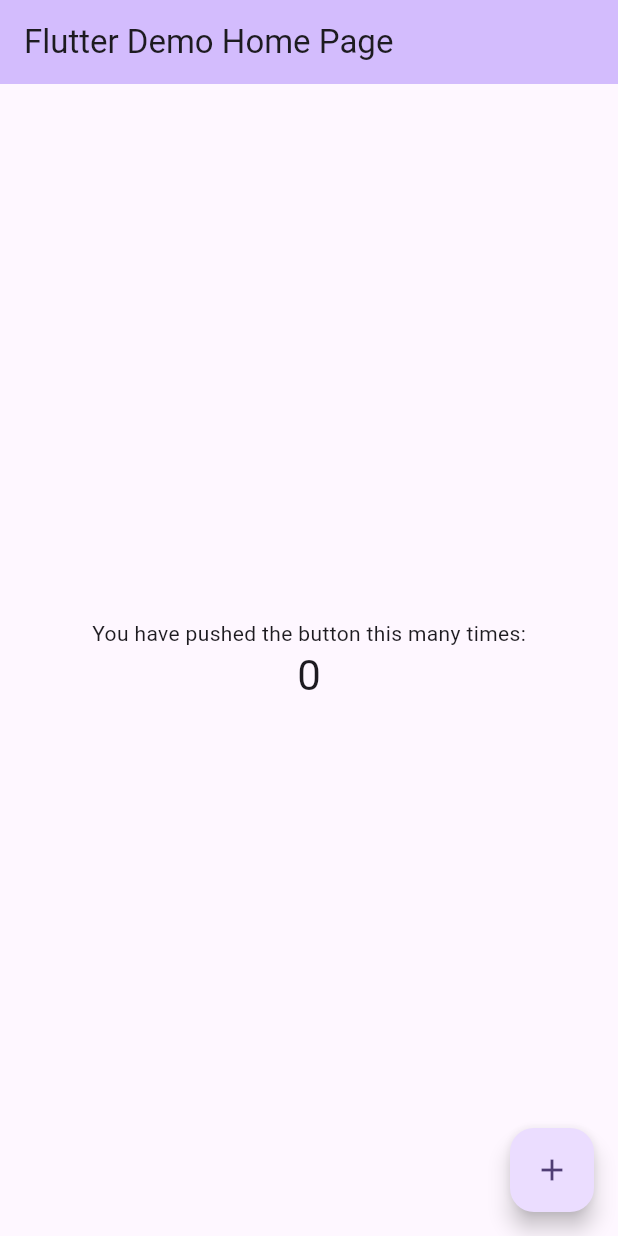
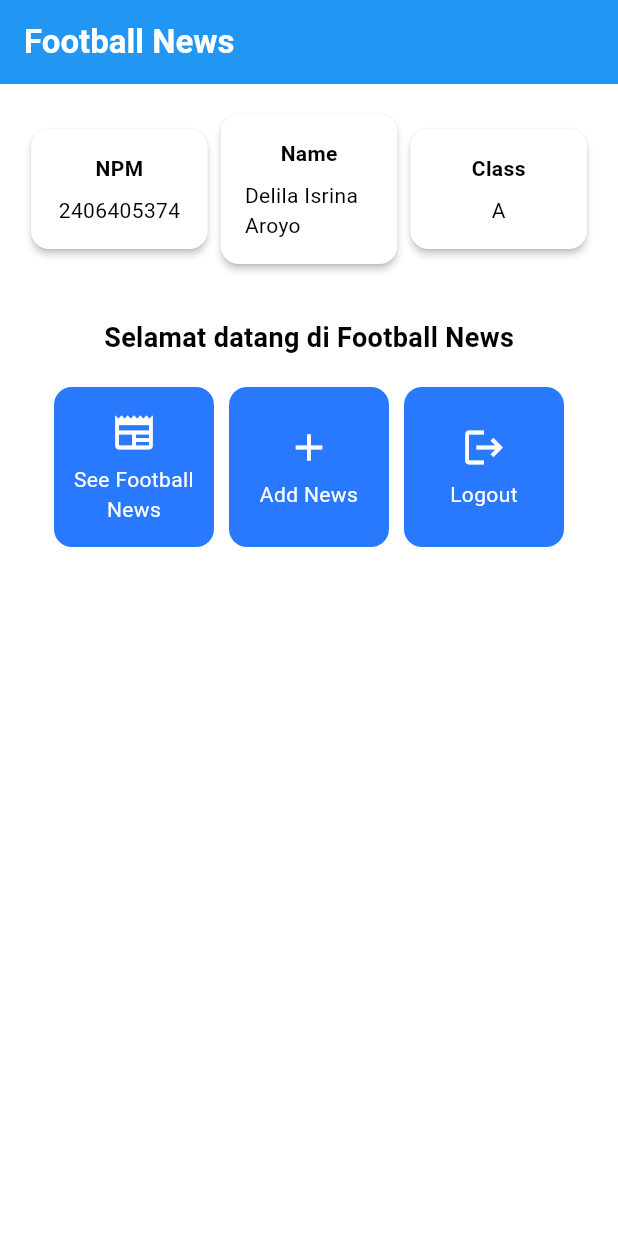
Before and after one commit to delilaisrn/football-news-mobile, a Flutter app: the screen it shows after launch, on a phone screen of 412 x 824 dp. Run offline on Flutter 3.47's test engine with Material 3 defaults, Android fonts, the phone set to English and light mode, and no system bars.

Commit message:
tutorial 6 selesai

```diff
--- a/lib/main.dart
+++ b/lib/main.dart
@@ -1,4 +1,5 @@
 import 'package:flutter/material.dart';
+import 'package:football_news/menu.dart';
 
 void main() {
   runApp(const MyApp());
@@ -13,110 +14,9 @@ class MyApp extends StatelessWidget {
     return MaterialApp(
       title: 'Flutter Demo',
       theme: ThemeData(
-        // This is the theme of your application.
-        //
-        // TRY THIS: Try running your application with "flutter run". You'll see
-        // the application has a purple toolbar. Then, without quitting the app,
-        // try changing the seedColor in the colorScheme below to Colors.green
-        // and then invoke "hot reload" (save your changes or press the "hot
-        // reload" button in a Flutter-supported IDE, or press "r" if you used
-        // the command line to start the app).
-        //
-        // Notice that the counter didn't reset back to zero; the application
-        // state is not lost during the reload. To reset the state, use hot
-        // restart instead.
-        //
-        // This works for code too, not just values: Most code changes can be
-        // tested with just a hot reload.
-        colorScheme: ColorScheme.fromSeed(seedColor: Colors.deepPurple),
+         colorScheme: ColorScheme.fromSwatch(primarySwatch: Colors.blue).copyWith(secondary: Colors.blueAccent[400]),
       ),
-      home: const MyHomePage(title: 'Flutter Demo Home Page'),
+      home: MyHomePage(colorScheme: ColorScheme.fromSwatch(primarySwatch: Colors.blue).copyWith(secondary: Colors.blueAccent[400]),),
     );
   }
 }
-
-class MyHomePage extends StatefulWidget {
-  const MyHomePage({super.key, required this.title});
-
-  // This widget is the home page of your application. It is stateful, meaning
-  // that it has a State object (defined below) that contains fields that affect
-  // how it looks.
-
-  // This class is the configuration for the state. It holds the values (in this
-  // case the title) provided by the parent (in this case the App widget) and
-  // used by the build method of the State. Fields in a Widget subclass are
-  // always marked "final".
-
-  final String title;
-
-  @override
-  State<MyHomePage> createState() => _MyHomePageState();
-}
-
-class _MyHomePageState extends State<MyHomePage> {
-  int _counter = 0;
-
-  void _incrementCounter() {
-    setState(() {
-      // This call to setState tells the Flutter framework that something has
-      // changed in this State, which causes it to rerun the build method below
-      // so that the display can reflect the updated values. If we changed
-      // _counter without calling setState(), then the build method would not be
-      // called again, and so nothing would appear to happen.
-      _counter++;
-    });
-  }
-
-  @override
-  Widget build(BuildContext context) {
-    // This method is rerun every time setState is called, for instance as done
-    // by the _incrementCounter method above.
-    //
-    // The Flutter framework has been optimized to make rerunning build methods
-    // fast, so that you can just rebuild anything that needs updating rather
-    // than having to individually change instances of widgets.
-    return Scaffold(
-      appBar: AppBar(
-        // TRY THIS: Try changing the color here to a specific color (to
-        // Colors.amber, perhaps?) and trigger a hot reload to see the AppBar
-        // change color while the other colors stay the same.
-        backgroundColor: Theme.of(context).colorScheme.inversePrimary,
-        // Here we take the value from the MyHomePage object that was created by
-        // the App.build method, and use it to set our appbar title.
-        title: Text(widget.title),
-      ),
-      body: Center(
-        // Center is a layout widget. It takes a single child and positions it
-        // in the middle of the parent.
-        child: Column(
-          // Column is also a layout widget. It takes a list of children and
-          // arranges them vertically. By default, it sizes itself to fit its
-          // children horizontally, and tries to be as tall as its parent.
-          //
-          // Column has various properties to control how it sizes itself and
-          // how it positions its children. Here we use mainAxisAlignment to
-          // center the children vertically; the main axis here is the vertical
-          // axis because Columns are vertical (the cross axis would be
-          // horizontal).
-          //
-          // TRY THIS: Invoke "debug painting" (choose the "Toggle Debug Paint"
-          // action in the IDE, or press "p" in the console), to see the
-          // wireframe for each widget.
-          mainAxisAlignment: MainAxisAlignment.center,
-          children: <Widget>[
-            const Text('You have pushed the button this many times:'),
-            Text(
-              '$_counter',
-              style: Theme.of(context).textTheme.headlineMedium,
-            ),
-          ],
-        ),
-      ),
-      floatingActionButton: FloatingActionButton(
-        onPressed: _incrementCounter,
-        tooltip: 'Increment',
-        child: const Icon(Icons.add),
-      ), // This trailing comma makes auto-formatting nicer for build methods.
-    );
-  }
-}
--- /dev/null
+++ b/lib/menu.dart
@@ -0,0 +1,187 @@
+import 'package:flutter/material.dart';
+
+class MyHomePage extends StatelessWidget {
+  MyHomePage({super.key, required ColorScheme colorScheme});
+
+  final String nama = "Delila Isrina Aroyo"; //nama
+  final String npm = "2406405374"; //npm
+  final String kelas = "A"; //kelas
+
+  final List<ItemHomepage> items = [
+    ItemHomepage("See Football News", Icons.newspaper),
+    ItemHomepage("Add News", Icons.add),
+    ItemHomepage("Logout", Icons.logout),
+  ];
+
+  @override
+  Widget build(BuildContext context) {
+    return Scaffold(
+      // AppBar adalah bagian atas halaman yang menampilkan judul.
+      appBar: AppBar(
+        // Judul aplikasi "Football News" dengan teks putih dan tebal.
+        title: const Text(
+          'Football News',
+          style: TextStyle(
+            color: Colors.white,
+            fontWeight: FontWeight.bold,
+          ),
+        ),
+        // Warna latar belakang AppBar diambil dari skema warna tema aplikasi.
+        backgroundColor: Theme.of(context).colorScheme.primary,
+      ),
+      // Body halaman dengan padding di sekelilingnya.
+      body: Padding(
+        padding: const EdgeInsets.all(16.0),
+        // Menyusun widget secara vertikal dalam sebuah kolom.
+        child: Column(
+          crossAxisAlignment: CrossAxisAlignment.center,
+          children: [
+            // Row untuk menampilkan 3 InfoCard secara horizontal.
+            Row(
+              mainAxisAlignment: MainAxisAlignment.spaceEvenly,
+              children: [
+                InfoCard(title: 'NPM', content: npm),
+                InfoCard(title: 'Name', content: nama),
+                InfoCard(title: 'Class', content: kelas),
+              ],
+            ),
+
+            // Memberikan jarak vertikal 16 unit.
+            const SizedBox(height: 16.0),
+
+            // Menempatkan widget berikutnya di tengah halaman.
+            Center(
+              child: Column(
+                // Menyusun teks dan grid item secara vertikal.
+
+                children: [
+                  // Menampilkan teks sambutan dengan gaya tebal dan ukuran 18.
+                  const Padding(
+                    padding: EdgeInsets.only(top: 16.0),
+                    child: Text(
+                      'Selamat datang di Football News',
+                      style: TextStyle(
+                        fontWeight: FontWeight.bold,
+                        fontSize: 18.0,
+                      ),
+                    ),
+                  ),
+
+                  // Grid untuk menampilkan ItemCard dalam bentuk grid 3 kolom.
+                  GridView.count(
+                    primary: true,
+                    padding: const EdgeInsets.all(20),
+                    crossAxisSpacing: 10,
+                    mainAxisSpacing: 10,
+                    crossAxisCount: 3,
+                    // Agar grid menyesuaikan tinggi kontennya.
+                    shrinkWrap: true,
+
+                    // Menampilkan ItemCard untuk setiap item dalam list items.
+                    children: items.map((ItemHomepage item) {
+                      return ItemCard(item);
+                    }).toList(),
+                  ),
+                ],
+              ),
+            ),
+          ],
+        ),
+      ),
+    );
+  }
+}
+
+class InfoCard extends StatelessWidget {
+  // Kartu informasi yang menampilkan title dan content.
+
+  final String title;  // Judul kartu.
+  final String content;  // Isi kartu.
+
+  const InfoCard({super.key, required this.title, required this.content});
+
+  @override
+  Widget build(BuildContext context) {
+    return Card(
+      // Membuat kotak kartu dengan bayangan dibawahnya.
+      elevation: 2.0,
+      child: Container(
+        // Mengatur ukuran dan jarak di dalam kartu.
+        width: MediaQuery.of(context).size.width / 3.5, // menyesuaikan dengan lebar device yang digunakan.
+        padding: const EdgeInsets.all(16.0),
+        // Menyusun title dan content secara vertikal.
+        child: Column(
+          children: [
+            Text(
+              title,
+              style: const TextStyle(fontWeight: FontWeight.bold),
+            ),
+            const SizedBox(height: 8.0),
+            Text(content),
+          ],
+        ),
+      ),
+    );
+  }
+}
+
+class ItemHomepage {
+ final String name;
+ final IconData icon;
+
+ ItemHomepage(this.name, this.icon);
+}
+
+class ItemCard extends StatelessWidget {
+  // Menampilkan kartu dengan ikon dan nama.
+
+  final ItemHomepage item;
+
+  const ItemCard(this.item, {super.key});
+
+  @override
+  Widget build(BuildContext context) {
+    return Material(
+      // Menentukan warna latar belakang dari tema aplikasi.
+      color: Theme.of(context).colorScheme.secondary,
+      // Membuat sudut kartu melengkung.
+      borderRadius: BorderRadius.circular(12),
+
+      child: InkWell(
+        // Aksi ketika kartu ditekan.
+        onTap: () {
+          // Menampilkan pesan SnackBar saat kartu ditekan.
+          ScaffoldMessenger.of(context)
+            ..hideCurrentSnackBar()
+            ..showSnackBar(
+              SnackBar(content: Text("Kamu telah menekan tombol ${item.name}!"))
+            );
+        },
+        // Container untuk menyimpan Icon dan Text
+        child: Container(
+          padding: const EdgeInsets.all(8),
+          child: Center(
+            child: Column(
+              // Menyusun ikon dan teks di tengah kartu.
+              mainAxisAlignment: MainAxisAlignment.center,
+              children: [
+                Icon(
+                  item.icon,
+                  color: Colors.white,
+                  size: 30.0,
+                ),
+                const Padding(padding: EdgeInsets.all(3)),
+                Text(
+                  item.name,
+                  textAlign: TextAlign.center,
+                  style: const TextStyle(color: Colors.white),
+                ),
+              ],
+            ),
+          ),
+        ),
+      ),
+    );
+  }
+
+}
```
